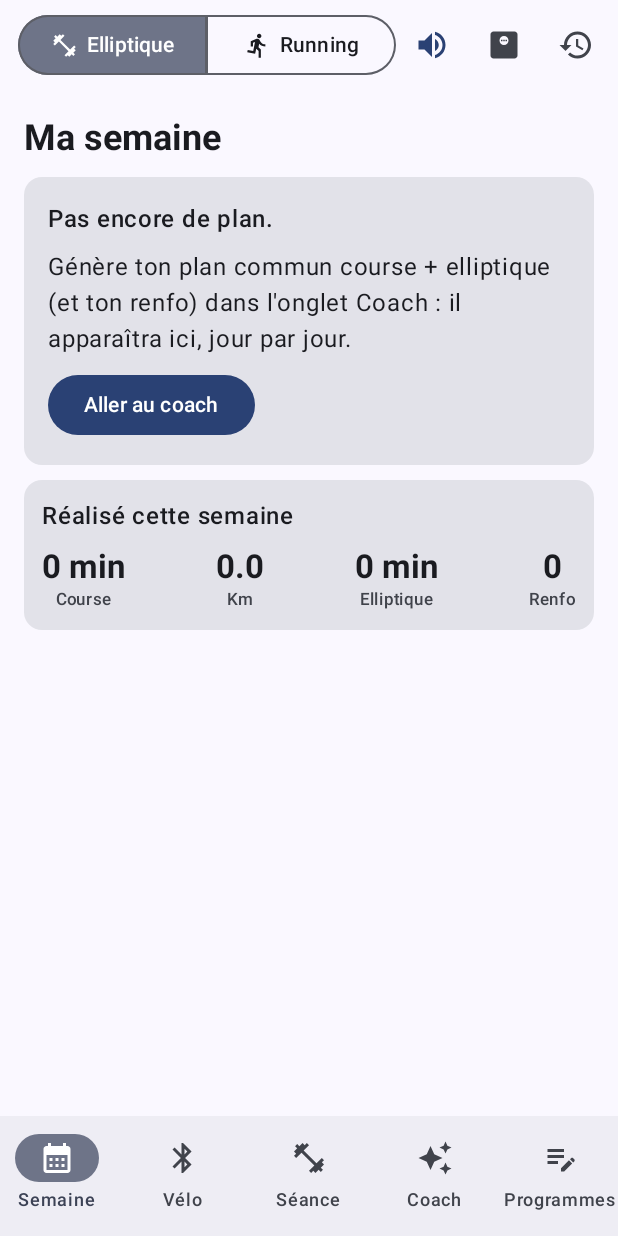
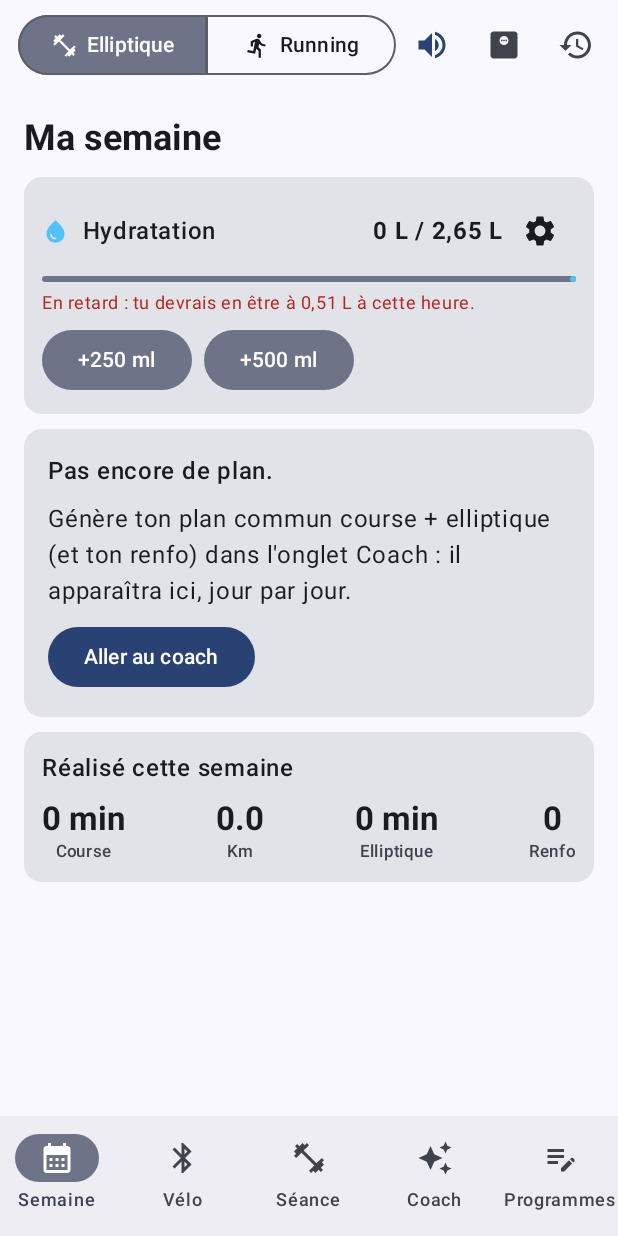
Before and after one commit to demaisonmathieu/mad-personal-trainer, an Android app built with Jetpack Compose: the screen it shows after launch (MainActivity), on a phone screen of 412 x 824 dp. Run offline under Robolectric (Android 15) with nearby library versions, the phone set to English and light mode, and no system bars; libraries missing offline, so code that uses them is left out: androidx.health.connect; pictures from the network do not load; 2 statements that could not run were skipped.

Commit message:
Compteur d'eau avec objectif du jour et rappel par notification en cas de retard

```diff
--- a/app/build.gradle.kts
+++ b/app/build.gradle.kts
@@ -70,6 +70,8 @@ dependencies {
     implementation("androidx.media:media:1.7.0")
     // Fond de carte OpenStreetMap pour le parcours (sans clé d'API)
     implementation("org.osmdroid:osmdroid-android:6.1.20")
+    // Rappels d'hydratation en arrière-plan
+    implementation("androidx.work:work-runtime-ktx:2.9.1")
 
     testImplementation("junit:junit:4.13.2")
 }
--- a/app/src/main/AndroidManifest.xml
+++ b/app/src/main/AndroidManifest.xml
@@ -110,5 +110,9 @@
                 android:name="android.support.FILE_PROVIDER_PATHS"
                 android:resource="@xml/file_paths" />
         </provider>
+        <!-- Bouton « +250 ml » de la notification d'hydratation -->
+        <receiver
+            android:name=".health.HydrationReceiver"
+            android:exported="false" />
     </application>
 </manifest>
--- a/app/src/main/java/com/mathieu/madtrainer/AppViewModel.kt
+++ b/app/src/main/java/com/mathieu/madtrainer/AppViewModel.kt
@@ -58,6 +58,8 @@ import com.mathieu.madtrainer.data.SessionExtension
 import com.mathieu.madtrainer.data.TrendReport
 import com.mathieu.madtrainer.data.BodyStats
 import com.mathieu.madtrainer.data.Vma
+import com.mathieu.madtrainer.data.HydrationStore
+import com.mathieu.madtrainer.health.HydrationReminder
 import com.mathieu.madtrainer.data.VmaEstimate
 import com.mathieu.madtrainer.health.HealthAvailability
 import com.mathieu.madtrainer.health.HealthConnectSource
@@ -72,6 +74,7 @@ import kotlinx.coroutines.Job
 import kotlinx.coroutines.delay
 import kotlinx.coroutines.flow.MutableStateFlow
 import kotlinx.coroutines.flow.StateFlow
+import kotlinx.coroutines.flow.combine
 import kotlinx.coroutines.isActive
 import kotlinx.coroutines.launch
 
@@ -639,6 +642,18 @@ class AppViewModel(app: Application) : AndroidViewModel(app) {
         RunTracker.onStarted = { startMusicIfWanted() }
         RunTracker.continueAfterEnd = { settingsStore.settings.value.continueAfterEnd }
         MusicPlayer.init(app)
+        // Hydratation : objectif recalculé selon le poids et le sport du jour, vérification périodique en arrière-plan
+        HydrationStore.init(app)
+        runCatching { HydrationReminder.schedule(app) }
+        viewModelScope.launch {
+            combine(repo.profile, repo.sessions) { p, sessions ->
+                val today = java.time.LocalDate.now()
+                val zone = java.time.ZoneId.systemDefault()
+                val min = sessions.filter { java.time.Instant.ofEpochMilli(it.startedAt).atZone(zone).toLocalDate() == today }
+                    .sumOf { it.durationSec } / 60
+                p.weightKg to min
+            }.collect { (w, min) -> HydrationStore.setContext(w, min) }
+        }
     }
 
     init {
--- /dev/null
+++ b/app/src/main/java/com/mathieu/madtrainer/data/Hydration.kt
@@ -0,0 +1,51 @@
+package com.mathieu.madtrainer.data
+
+import kotlin.math.roundToInt
+
+/**
+ * Hydratation (calcul pur) :
+ * - objectif du jour = 35 ml/kg + 500 ml par heure de sport du jour, arrondi à 50 ml ;
+ * - rythme attendu : réparti uniformément entre le réveil et une heure avant le coucher ;
+ * - rappel si le retard dépasse [REMIND_BEHIND_ML], pas plus d'une fois toutes les [REMIND_SPACING_MIN] minutes.
+ */
+object Hydration {
+    const val GLASS_ML = 250
+    const val BOTTLE_ML = 500
+    const val REMIND_BEHIND_ML = 300
+    const val REMIND_SPACING_MIN = 90
+
+    fun targetMl(weightKg: Double, exerciseMin: Int): Int {
+        val raw = weightKg * 35 + exerciseMin * 500.0 / 60
+        return ((raw / 50).roundToInt() * 50).coerceIn(1500, 5000)
+    }
+
+    /** Quantité qu'on devrait avoir bue à [minuteOfDay] (0 = minuit). */
+    fun expectedMl(targetMl: Int, minuteOfDay: Int, wakeHour: Int, sleepHour: Int): Int {
+        val start = wakeHour * 60
+        val end = ((sleepHour - 1) * 60).coerceAtLeast(start + 60)
+        val f = ((minuteOfDay - start).toDouble() / (end - start)).coerceIn(0.0, 1.0)
+        return (targetMl * f).roundToInt()
+    }
+
+    /**
+     * Faut-il envoyer un rappel ? Seulement entre le réveil et le coucher, en cas de vrai retard,
+     * et pas si un rappel a été envoyé il y a moins de 90 min ([minutesSinceLastReminder] null = jamais aujourd'hui).
+     */
+    fun shouldRemind(drunkMl: Int, expectedMl: Int, minuteOfDay: Int, wakeHour: Int, sleepHour: Int, minutesSinceLastReminder: Int?): Boolean {
+        if (minuteOfDay < wakeHour * 60 + 60 || minuteOfDay >= sleepHour * 60) return false
+        if (expectedMl - drunkMl < REMIND_BEHIND_ML) return false
+        return minutesSinceLastReminder == null || minutesSinceLastReminder >= REMIND_SPACING_MIN
+    }
+
+    fun reminderText(drunkMl: Int, expectedMl: Int, targetMl: Int): String {
+        val glasses = ((expectedMl - drunkMl) / GLASS_ML.toDouble()).roundToInt().coerceAtLeast(1)
+        return "Tu as bu ${liters(drunkMl)} sur ${liters(targetMl)}. À cette heure, tu devrais en être à ${liters(expectedMl)} : " +
+            "bois ${if (glasses == 1) "un verre" else "$glasses verres"} d'eau."
+    }
+
+    /** 1250 → « 1,25 L », 800 → « 0,8 L ». */
+    fun liters(ml: Int): String {
+        val s = "%.2f".format(java.util.Locale.FRANCE, ml / 1000.0).trimEnd('0').trimEnd(',')
+        return "$s L"
+    }
+}
--- /dev/null
+++ b/app/src/main/java/com/mathieu/madtrainer/data/HydrationStore.kt
@@ -0,0 +1,118 @@
+package com.mathieu.madtrainer.data
+
+import android.content.Context
+import android.content.SharedPreferences
+import kotlinx.coroutines.flow.MutableStateFlow
+import kotlinx.coroutines.flow.StateFlow
+import java.time.LocalDate
+import java.time.LocalTime
+
+/** Une prise d'eau : heure (ms) et quantité. */
+data class Drink(val time: Long, val ml: Int)
+
+data class HydrationState(
+    val day: Long = 0,
+    val drinks: List<Drink> = emptyList(),
+    /** Total des jours précédents (epochDay → ml), 30 derniers jours. */
+    val history: Map<Long, Int> = emptyMap(),
+    val weightKg: Double = 75.0,
+    /** Minutes de sport enregistrées aujourd'hui (augmentent l'objectif). */
+    val exerciseMin: Int = 0,
+    val reminders: Boolean = true,
+    val wakeHour: Int = 8,
+    val sleepHour: Int = 22,
+    val lastReminderAt: Long = 0,
+) {
+    val drunkMl: Int get() = drinks.sumOf { it.ml }
+    val targetMl: Int get() = Hydration.targetMl(weightKg, exerciseMin)
+    fun expectedNow(): Int = Hydration.expectedMl(targetMl, LocalTime.now().toSecondOfDay() / 60, wakeHour, sleepHour)
+}
+
+/**
+ * Compteur d'eau, dans des préférences partagées : lu par l'écran, par la vérification périodique
+ * (WorkManager) et par le bouton « +250 ml » de la notification, même quand l'appli est fermée.
+ */
+object HydrationStore {
+    private lateinit var prefs: SharedPreferences
+    private val _state = MutableStateFlow(HydrationState())
+    val state: StateFlow<HydrationState> get() = _state
+
+    @Synchronized
+    fun init(context: Context) {
+        if (!::prefs.isInitialized) prefs = context.applicationContext.getSharedPreferences("hydration", Context.MODE_PRIVATE)
+        _state.value = read()
+    }
+
+    private fun today() = LocalDate.now().toEpochDay()
+
+    private fun read(): HydrationState {
+        val day = prefs.getLong("day", today())
+        var s = HydrationState(
+            day = day,
+            drinks = prefs.getString("drinks", "").orEmpty().split(",").mapNotNull { e ->
+                val p = e.split(":")
+                if (p.size == 2) Drink(p[0].toLongOrNull() ?: return@mapNotNull null, p[1].toIntOrNull() ?: return@mapNotNull null) else null
+            },
+            history = prefs.getString("history", "").orEmpty().split(";").mapNotNull { e ->
+                val p = e.split(":")
+                if (p.size == 2) (p[0].toLongOrNull() ?: return@mapNotNull null) to (p[1].toIntOrNull() ?: return@mapNotNull null) else null
+            }.toMap(),
+            weightKg = prefs.getFloat("weightKg", 75f).toDouble(),
+            exerciseMin = if (prefs.getLong("exerciseDay", 0) == today()) prefs.getInt("exerciseMin", 0) else 0,
+            reminders = prefs.getBoolean("reminders", true),
+            wakeHour = prefs.getInt("wakeHour", 8),
+            sleepHour = prefs.getInt("sleepHour", 22),
+            lastReminderAt = prefs.getLong("lastReminderAt", 0),
+        )
+        // Nouveau jour : la veille passe dans l'historique
+        if (day != today()) {
+            val hist = (s.history + (day to s.drunkMl)).filterKeys { it >= today() - 30 }.filterValues { it > 0 }
+            s = s.copy(day = today(), drinks = emptyList(), history = hist)
+            write(s)
+        }
+        return s
+    }
+
+    private fun write(s: HydrationState) {
+        prefs.edit()
+            .putLong("day", s.day)
+            .putString("drinks", s.drinks.joinToString(",") { "${it.time}:${it.ml}" })
+            .putString("history", s.history.entries.joinToString(";") { "${it.key}:${it.value}" })
+            .putFloat("weightKg", s.weightKg.toFloat())
+            .putInt("exerciseMin", s.exerciseMin)
+            .putLong("exerciseDay", s.day)
+            .putBoolean("reminders", s.reminders)
+            .putInt("wakeHour", s.wakeHour)
+            .putInt("sleepHour", s.sleepHour)
+            .putLong("lastReminderAt", s.lastReminderAt)
+            .apply()
+    }
+
+    @Synchronized
+    private fun update(f: (HydrationState) -> HydrationState) {
+        val s = f(read())
+        write(s)
+        _state.value = s
+    }
+
+    /** Relit l'état (changement de jour, ajout depuis la notification…). */
+    fun refresh() {
+        if (::prefs.isInitialized) _state.value = read()
+    }
+
+    fun add(ml: Int) = update { it.copy(drinks = it.drinks + Drink(System.currentTimeMillis(), ml)) }
+
+    fun undo() = update { it.copy(drinks = it.drinks.dropLast(1)) }
+
+    /** Poids du profil et minutes de sport du jour, pour l'objectif. */
+    fun setContext(weightKg: Double, exerciseMin: Int) {
+        val s = _state.value
+        if (s.weightKg != weightKg || s.exerciseMin != exerciseMin) update { it.copy(weightKg = weightKg, exerciseMin = exerciseMin) }
+    }
+
+    fun setReminders(on: Boolean) = update { it.copy(reminders = on) }
+
+    fun setHours(wake: Int, sleep: Int) = update { it.copy(wakeHour = wake.coerceIn(4, 12), sleepHour = sleep.coerceIn(18, 24)) }
+
+    fun markReminded() = update { it.copy(lastReminderAt = System.currentTimeMillis()) }
+}
--- a/app/src/main/java/com/mathieu/madtrainer/ui/BodyScreen.kt
+++ b/app/src/main/java/com/mathieu/madtrainer/ui/BodyScreen.kt
@@ -178,6 +178,7 @@ fun BodyScreen(vm: AppViewModel) {
                     color = MaterialTheme.colorScheme.onSurfaceVariant,
                 )
             }
+            item { HydrationCard() }
             item { NutritionCard(nutrition) }
         } else {
             // Dernière pesée
@@ -232,6 +233,7 @@ fun BodyScreen(vm: AppViewModel) {
                 item { TrendCard("Masse maigre", "kg", cache.measures, period, now, Color(0xFF81C784)) { it.leanMassKg } }
             }
 
+            item { HydrationCard() }
             item { NutritionCard(nutrition) }
 
             // Historique des pesées
--- /dev/null
+++ b/app/src/main/java/com/mathieu/madtrainer/ui/HydrationCard.kt
@@ -0,0 +1,135 @@
+package com.mathieu.madtrainer.ui
+
+import android.Manifest
+import android.os.Build
+import androidx.activity.compose.rememberLauncherForActivityResult
+import androidx.activity.result.contract.ActivityResultContracts
+import androidx.compose.foundation.layout.Arrangement
+import androidx.compose.foundation.layout.Column
+import androidx.compose.foundation.layout.Row
+import androidx.compose.foundation.layout.fillMaxWidth
+import androidx.compose.foundation.layout.padding
+import androidx.compose.foundation.layout.size
+import androidx.compose.material.icons.Icons
+import androidx.compose.material.icons.automirrored.filled.Undo
+import androidx.compose.material.icons.filled.Settings
+import androidx.compose.material.icons.filled.WaterDrop
+import androidx.compose.material3.Card
+import androidx.compose.material3.FilledTonalButton
+import androidx.compose.material3.Icon
+import androidx.compose.material3.IconButton
+import androidx.compose.material3.LinearProgressIndicator
+import androidx.compose.material3.MaterialTheme
+import androidx.compose.material3.Switch
+import androidx.compose.material3.Text
+import androidx.compose.material3.TextButton
+import androidx.compose.runtime.Composable
+import androidx.compose.runtime.getValue
+import androidx.compose.runtime.mutableStateOf
+import androidx.compose.runtime.remember
+import androidx.compose.runtime.setValue
+import androidx.compose.ui.Alignment
+import androidx.compose.ui.Modifier
+import androidx.compose.ui.graphics.Color
+import androidx.compose.ui.platform.LocalContext
+import androidx.compose.ui.text.font.FontWeight
+import androidx.compose.ui.unit.dp
+import androidx.lifecycle.compose.LifecycleResumeEffect
+import androidx.lifecycle.compose.collectAsStateWithLifecycle
+import com.mathieu.madtrainer.data.Hydration
+import com.mathieu.madtrainer.data.HydrationStore
+import com.mathieu.madtrainer.health.HydrationReminder
+import java.time.LocalDate
+
+private val WaterColor = Color(0xFF4FC3F7)
+
+/** Compteur d'eau du jour, rythme attendu et réglage des rappels. */
+@Composable
+fun HydrationCard() {
+    val context = LocalContext.current
+    val s by HydrationStore.state.collectAsStateWithLifecycle()
+    // Retour dans l'appli : nouveau jour, verre ajouté depuis la notification…
+    LifecycleResumeEffect(Unit) {
+        HydrationStore.refresh()
+        onPauseOrDispose { }
+    }
+    var settings by remember { mutableStateOf(false) }
+    var canNotify by remember { mutableStateOf(HydrationReminder.canNotify(context)) }
+    val permission = rememberLauncherForActivityResult(ActivityResultContracts.RequestPermission()) { canNotify = it }
+
+    val target = s.targetMl
+    val expected = s.expectedNow()
+    val behind = expected - s.drunkMl
+    Card(Modifier.fillMaxWidth()) {
+        Column(Modifier.padding(12.dp), verticalArrangement = Arrangement.spacedBy(6.dp)) {
+            Row(verticalAlignment = Alignment.CenterVertically) {
+                Icon(Icons.Filled.WaterDrop, null, Modifier.size(18.dp), tint = WaterColor)
+                Text("  Hydratation", fontWeight = FontWeight.SemiBold, modifier = Modifier.weight(1f))
+                Text("${Hydration.liters(s.drunkMl)} / ${Hydration.liters(target)}", fontWeight = FontWeight.Bold)
+                IconButton(onClick = { settings = !settings }) { Icon(Icons.Filled.Settings, "Réglages des rappels") }
+            }
+            LinearProgressIndicator(
+                progress = { (s.drunkMl.toFloat() / target).coerceIn(0f, 1f) },
+                color = WaterColor,
+                modifier = Modifier.fillMaxWidth(),
+            )
+            Text(
+                when {
+                    s.drunkMl >= target -> "Objectif atteint, bravo !"
+                    behind >= Hydration.REMIND_BEHIND_ML -> "En retard : tu devrais en être à ${Hydration.liters(expected)} à cette heure."
+                    else -> "Dans les temps (rythme attendu : ${Hydration.liters(expected)})."
+                },
+                style = MaterialTheme.typography.bodySmall,
+                color = if (behind >= Hydration.REMIND_BEHIND_ML && s.drunkMl < target) MaterialTheme.colorScheme.error else MaterialTheme.colorScheme.onSurfaceVariant,
+            )
+            Row(horizontalArrangement = Arrangement.spacedBy(8.dp), verticalAlignment = Alignment.CenterVertically) {
+                FilledTonalButton(onClick = { HydrationStore.add(Hydration.GLASS_ML); HydrationReminder.cancel(context) }) { Text("+${Hydration.GLASS_ML} ml") }
+                FilledTonalButton(onClick = { HydrationStore.add(Hydration.BOTTLE_ML); HydrationReminder.cancel(context) }) { Text("+${Hydration.BOTTLE_ML} ml") }
+                if (s.drinks.isNotEmpty()) {
+                    IconButton(onClick = { HydrationStore.undo() }) { Icon(Icons.AutoMirrored.Filled.Undo, "Annuler le dernier ajout") }
+                }
+            }
+            if (s.reminders && !canNotify) {
+                Row(verticalAlignment = Alignment.CenterVertically) {
+                    Text("Notifications bloquées : pas de rappel.", style = MaterialTheme.typography.bodySmall, color = MaterialTheme.colorScheme.error, modifier = Modifier.weight(1f))
+                    if (Build.VERSION.SDK_INT >= 33) TextButton(onClick = { permission.launch(Manifest.permission.POST_NOTIFICATIONS) }) { Text("Autoriser") }
+                }
+            }
+            if (settings) {
+                Text(
+                    "Objectif : 35 ml par kg (${"%.0f".format(s.weightKg)} kg) + 500 ml par heure de sport (${s.exerciseMin} min aujourd'hui), " +
+                        "à répartir entre le réveil et une heure avant le coucher.",
+                    style = MaterialTheme.typography.labelSmall,
+                    color = MaterialTheme.colorScheme.onSurfaceVariant,
+                )
+                Row(verticalAlignment = Alignment.CenterVertically) {
+                    Text("Rappels si je suis en retard", Modifier.weight(1f))
+                    Switch(checked = s.reminders, onCheckedChange = { on ->
+                        HydrationStore.setReminders(on)
+                        if (on && !canNotify && Build.VERSION.SDK_INT >= 33) permission.launch(Manifest.permission.POST_NOTIFICATIONS)
+                    })
+                }
+                HourStepper("Réveil", s.wakeHour) { HydrationStore.setHours(it, s.sleepHour) }
+                HourStepper("Coucher", s.sleepHour) { HydrationStore.setHours(s.wakeHour, it) }
+                val today = LocalDate.now().toEpochDay()
+                val week = (1..7).mapNotNull { s.history[today - it] }
+                if (week.isNotEmpty()) {
+                    Text(
+                        "7 derniers jours : ${Hydration.liters(week.sum() / week.size)} en moyenne sur ${week.size} jour(s) renseigné(s).",
+                        style = MaterialTheme.typography.labelSmall,
+                    )
+                }
+            }
+        }
+    }
+}
+
+@Composable
+private fun HourStepper(label: String, hour: Int, onChange: (Int) -> Unit) {
+    Row(verticalAlignment = Alignment.CenterVertically) {
+        Text(label, Modifier.weight(1f))
+        TextButton(onClick = { onChange(hour - 1) }) { Text("−") }
+        Text("$hour h", fontWeight = FontWeight.SemiBold)
+        TextButton(onClick = { onChange(hour + 1) }) { Text("+") }
+    }
+}
--- a/app/src/main/java/com/mathieu/madtrainer/ui/WeekScreen.kt
+++ b/app/src/main/java/com/mathieu/madtrainer/ui/WeekScreen.kt
@@ -162,6 +162,7 @@ fun WeekScreen(
         verticalArrangement = Arrangement.spacedBy(10.dp),
     ) {
         Text("Ma semaine", style = MaterialTheme.typography.headlineSmall, fontWeight = FontWeight.Bold)
+        HydrationCard()
 
         if (ref == null) {
             Card(Modifier.fillMaxWidth()) {
```
Also changed, not shown: app/src/main/java/com/mathieu/madtrainer/health/HydrationReminder.kt (added, +99 -0 lines), 2 other files.
